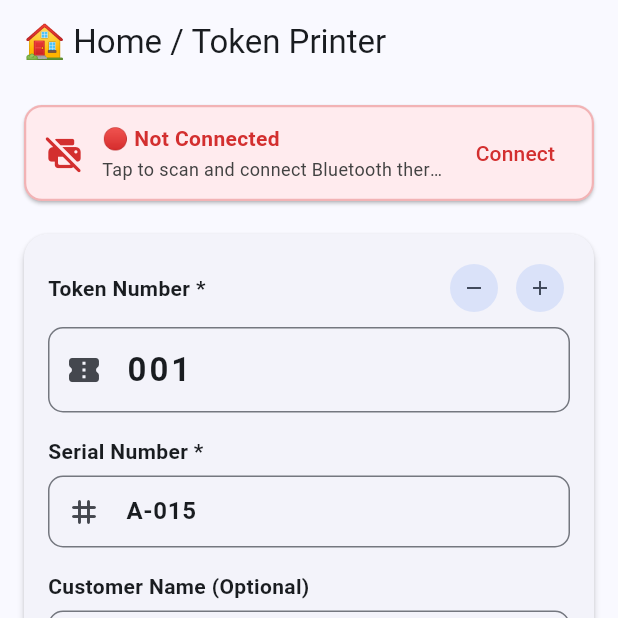
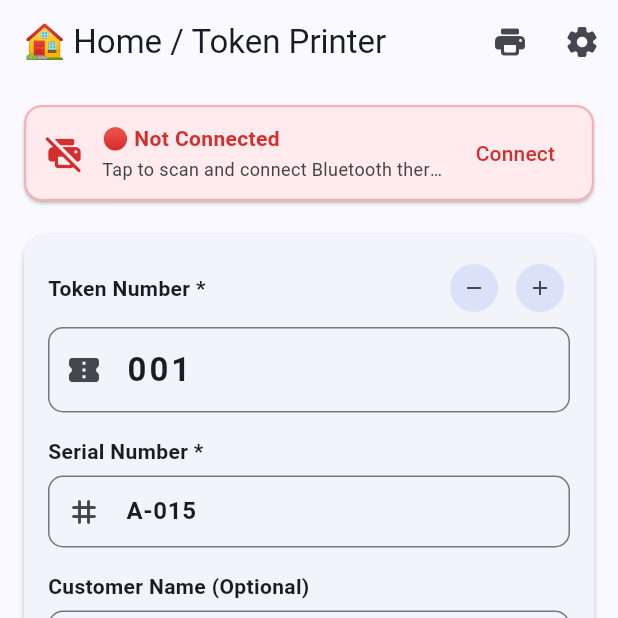
Before and after one commit to engshuvo1/Token-generate-app, a Flutter app: the screen it shows after launch, on a phone screen of 412 x 824 dp, the top half of it. Run offline on Flutter 3.47's test engine with Material 3 defaults, Android fonts, the phone set to English and light mode, and no system bars; missing offline and left inert: esc_pos_utils_plus, print_bluetooth_thermal; statements that could not run were skipped.

Commit message:
feat: restore top AppBar menu action buttons for Printer and Settings

```diff
--- a/lib/screens/home_screen.dart
+++ b/lib/screens/home_screen.dart
@@ -5,6 +5,8 @@ import '../services/printer_service.dart';
 import '../services/settings_service.dart';
 import '../utils/ticket_formatter.dart';
 import '../widgets/printer_status.dart';
+import 'printer_screen.dart';
+import 'settings_screen.dart';
 
 class HomeScreen extends StatefulWidget {
   final PrinterService printerService;
@@ -235,7 +237,35 @@ class _HomeScreenState extends State<HomeScreen> {
         : _formatTimeOfDay(_selectedTime);
 
     return Scaffold(
-      appBar: AppBar(title: const Text('🏠 Home / Token Printer')),
+      appBar: AppBar(
+        title: const Text('🏠 Home / Token Printer'),
+        actions: [
+          IconButton(
+            icon: const Icon(Icons.print_rounded),
+            tooltip: 'Printer',
+            onPressed: () {
+              Navigator.push(
+                context,
+                MaterialPageRoute(
+                  builder: (_) => PrinterScreen(printerService: widget.printerService),
+                ),
+              );
+            },
+          ),
+          IconButton(
+            icon: const Icon(Icons.settings_rounded),
+            tooltip: 'Settings',
+            onPressed: () {
+              Navigator.push(
+                context,
+                MaterialPageRoute(
+                  builder: (_) => SettingsScreen(settingsService: widget.settingsService),
+                ),
+              );
+            },
+          ),
+        ],
+      ),
       body: ListView(
         padding: const EdgeInsets.symmetric(vertical: 8),
         children: [
```
